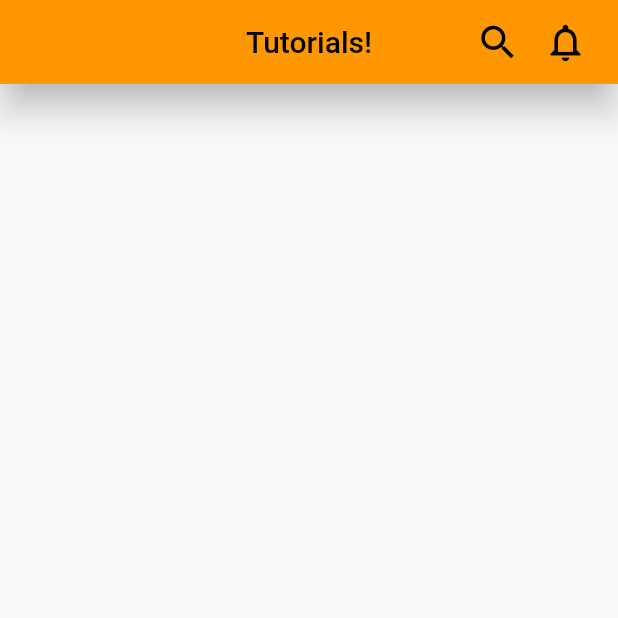
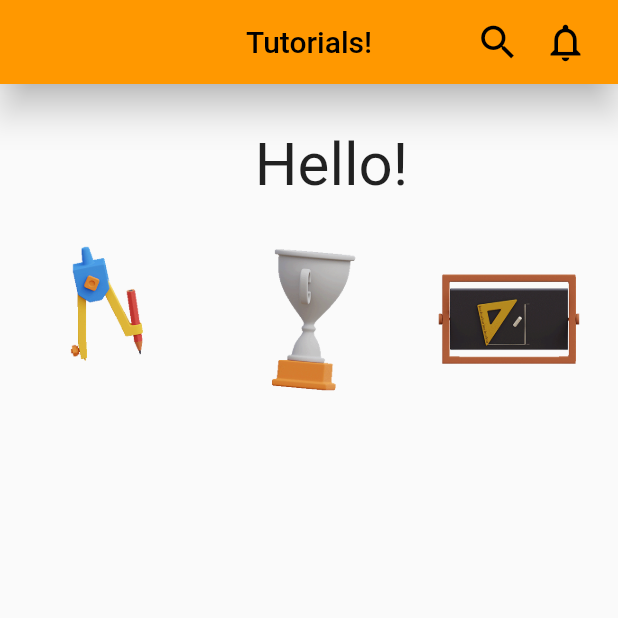
Before and after one commit to AshirShaikh99/Tutorial-App-UI, a Flutter app: the screen it shows after launch, after a tap on "Getting Started", on a phone screen of 412 x 824 dp, the top half of it. Run offline on Flutter 3.47's test engine with Material 2 defaults, Android fonts, the phone set to English and light mode, and no system bars.

Commit message:
GIF Widget Added And Home Screen Enhanced

```diff
--- a/lib/screens/home_screen.dart
+++ b/lib/screens/home_screen.dart
@@ -1,4 +1,5 @@
 import 'package:flutter/material.dart';
+import 'package:tutorial_app_ui/widgets/gif_widgets.dart';
 
 class HomeScreen extends StatefulWidget {
   const HomeScreen({Key? key}) : super(key: key);
@@ -13,7 +14,6 @@ class _HomeScreenState extends State<HomeScreen> {
     return MaterialApp(
       debugShowCheckedModeBanner: false,
       home: Scaffold(
-        extendBodyBehindAppBar: true,
         appBar: AppBar(
           centerTitle: true,
           backgroundColor: Colors.orange,
@@ -47,7 +47,22 @@ class _HomeScreenState extends State<HomeScreen> {
         body: SizedBox(
           height: MediaQuery.of(context).size.height,
           child: Column(
-            children: const [],
+            children: const [
+              Padding(
+                padding: EdgeInsets.only(left: 30.0, top: 30.0),
+                child: Text(
+                  "Hello!",
+                  style: TextStyle(
+                    fontSize: 40.0,
+                    fontWeight: FontWeight.w400,
+                  ),
+                ),
+              ),
+              SizedBox(
+                height: 20.0,
+              ),
+              GIFWidget(),
+            ],
           ),
         ),
       ),
--- /dev/null
+++ b/lib/widgets/gif_widgets.dart
@@ -0,0 +1,28 @@
+import 'package:flutter/material.dart';
+
+class GIFWidget extends StatelessWidget {
+  const GIFWidget({Key? key}) : super(key: key);
+
+  @override
+  Widget build(BuildContext context) {
+    return SafeArea(
+      child: Row(
+        mainAxisAlignment: MainAxisAlignment.spaceEvenly,
+        children: const [
+          Image(
+            width: 120.0,
+            image: AssetImage("assets/GIF/compass.gif"),
+          ),
+          Image(
+            width: 120.0,
+            image: AssetImage("assets/GIF/Trophy.gif"),
+          ),
+          Image(
+            width: 120.0,
+            image: AssetImage("assets/GIF/Blackboard-Math.gif"),
+          ),
+        ],
+      ),
+    );
+  }
+}
--- a/pubspec.yaml
+++ b/pubspec.yaml
@@ -60,6 +60,7 @@ flutter:
   # To add assets to your application, add an assets section, like this:
   assets:
    - assets/images/img1.png
+   - assets/GIF/
   #   - images/a_dot_ham.jpeg
 
   # An image asset can refer to one or more resolution-specific "variants", see
```
Also changed, not shown: assets/GIF/Blackboard-Math.gif (added), assets/GIF/Trophy.gif (added), assets/GIF/compass.gif (added).
